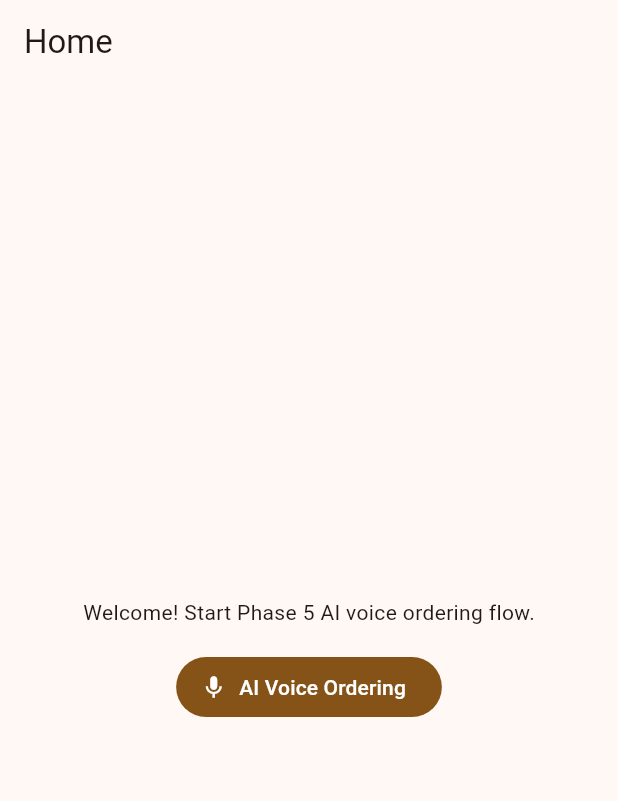
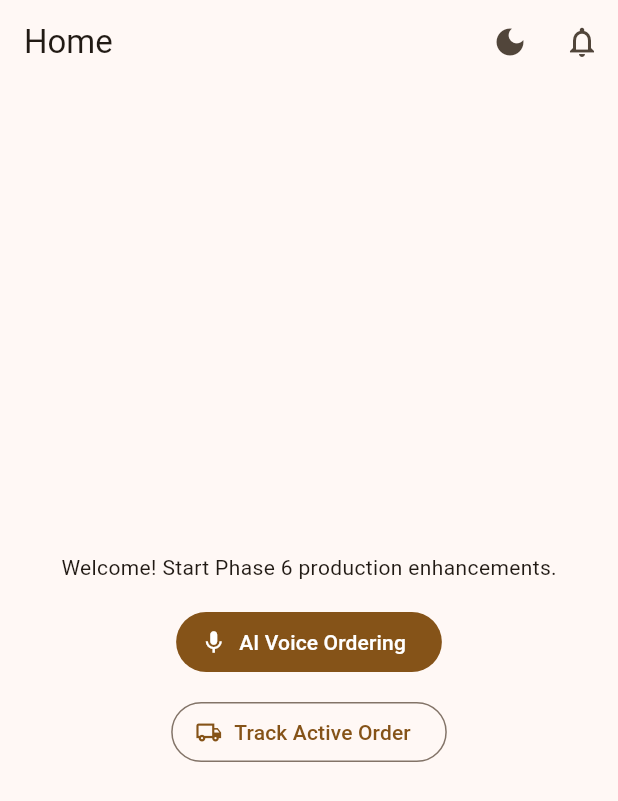
Before and after one commit to VirojaYeshpatel/food-ordering-system, a Flutter app: the screen it shows after launch, on a phone screen of 412 x 824 dp. Shown: the top 801 px of the screen. Run offline on Flutter 3.47's test engine with Material 3 defaults, Android fonts, the phone set to English and light mode, and no system bars.

Commit message:
Resolve Phase 6 mobile production enhancements merge

```diff
--- a/mobile-app/lib/main.dart
+++ b/mobile-app/lib/main.dart
@@ -7,17 +7,42 @@ void main() {
   runApp(const FoodOrderingApp());
 }
 
-class FoodOrderingApp extends StatelessWidget {
+class FoodOrderingApp extends StatefulWidget {
   const FoodOrderingApp({super.key});
+
+  @override
+  State<FoodOrderingApp> createState() => _FoodOrderingAppState();
+}
+
+class _FoodOrderingAppState extends State<FoodOrderingApp> {
+  ThemeMode _themeMode = ThemeMode.light;
+
+  void _toggleTheme() {
+    setState(() {
+      _themeMode = _themeMode == ThemeMode.dark ? ThemeMode.light : ThemeMode.dark;
+    });
+  }
 
   @override
   Widget build(BuildContext context) {
     return MaterialApp(
       title: 'Food Ordering App',
+      themeMode: _themeMode,
       theme: ThemeData(
         colorScheme: ColorScheme.fromSeed(seedColor: Colors.orange),
       ),
-      home: const SplashScreen(nextScreen: HomeScreen()),
+      darkTheme: ThemeData(
+        colorScheme: ColorScheme.fromSeed(
+          seedColor: Colors.orange,
+          brightness: Brightness.dark,
+        ),
+      ),
+      home: SplashScreen(
+        nextScreen: HomeScreen(
+          isDarkMode: _themeMode == ThemeMode.dark,
+          onToggleTheme: _toggleTheme,
+        ),
+      ),
     );
   }
 }
--- a/mobile-app/lib/screens/home_screen.dart
+++ b/mobile-app/lib/screens/home_screen.dart
@@ -1,15 +1,41 @@
 import 'package:flutter/material.dart';
 
+import 'order_tracking_screen.dart';
 import 'voice_ordering_screen.dart';
 
 class HomeScreen extends StatelessWidget {
-  const HomeScreen({super.key});
+  const HomeScreen({
+    super.key,
+    required this.onToggleTheme,
+    required this.isDarkMode,
+  });
+
+  final VoidCallback onToggleTheme;
+  final bool isDarkMode;
 
   @override
   Widget build(BuildContext context) {
     return Scaffold(
       appBar: AppBar(
         title: const Text('Home'),
+        actions: [
+          IconButton(
+            onPressed: onToggleTheme,
+            tooltip: isDarkMode ? 'Switch to light mode' : 'Switch to dark mode',
+            icon: Icon(isDarkMode ? Icons.light_mode : Icons.dark_mode),
+          ),
+          IconButton(
+            onPressed: () {
+              ScaffoldMessenger.of(context).showSnackBar(
+                const SnackBar(
+                  content: Text('Notifications will be available in a future update.'),
+                ),
+              );
+            },
+            tooltip: 'Notifications',
+            icon: const Icon(Icons.notifications_none),
+          ),
+        ],
       ),
       body: Center(
         child: Padding(
@@ -17,7 +43,7 @@ class HomeScreen extends StatelessWidget {
           child: Column(
             mainAxisSize: MainAxisSize.min,
             children: [
-              const Text('Welcome! Start Phase 5 AI voice ordering flow.'),
+              const Text('Welcome! Start Phase 6 production enhancements.'),
               const SizedBox(height: 16),
               FilledButton.icon(
                 onPressed: () {
@@ -30,6 +56,18 @@ class HomeScreen extends StatelessWidget {
                 icon: const Icon(Icons.mic),
                 label: const Text('AI Voice Ordering'),
               ),
+              const SizedBox(height: 12),
+              OutlinedButton.icon(
+                onPressed: () {
+                  Navigator.of(context).push(
+                    MaterialPageRoute<void>(
+                      builder: (_) => const OrderTrackingScreen(),
+                    ),
+                  );
+                },
+                icon: const Icon(Icons.local_shipping_outlined),
+                label: const Text('Track Active Order'),
+              ),
             ],
           ),
         ),
```
Also changed, not shown: mobile-app/lib/screens/order_tracking_screen.dart (added, +65 -0 lines).
